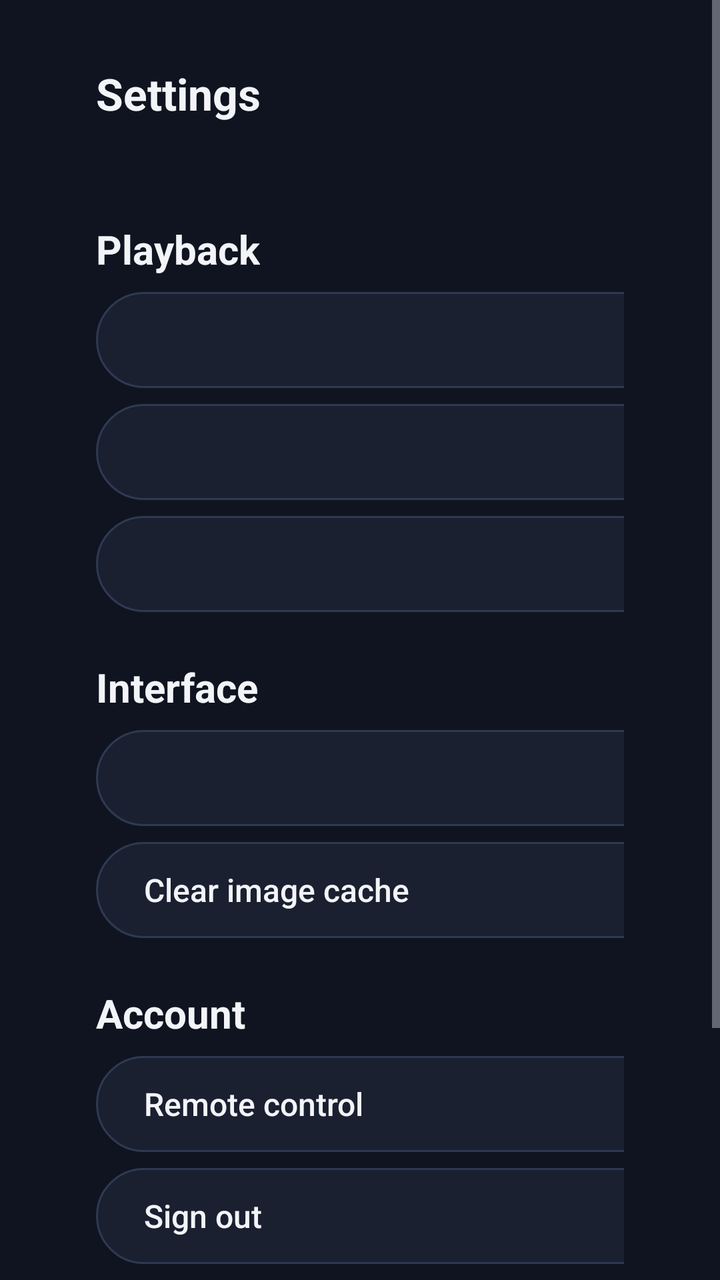
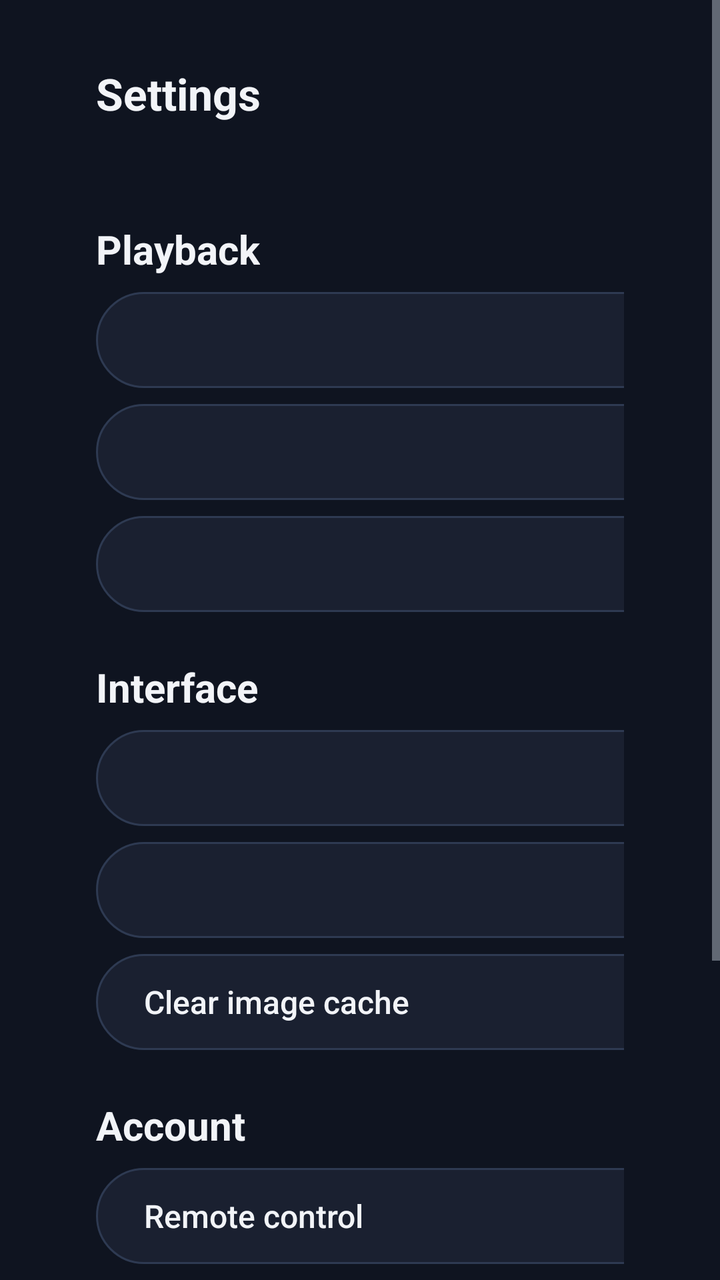

Before-and-after screenshots of an Android layout around one commit, followed by the original layout XML and the change that was made.
<!-- AndroidManifest.xml: application theme Theme.Firefin -->
<!-- res/layout/activity_settings.xml -->
<?xml version="1.0" encoding="utf-8"?>
<ScrollView xmlns:android="http://schemas.android.com/apk/res/android"
    android:layout_width="match_parent"
    android:layout_height="match_parent">

    <LinearLayout
        android:layout_width="match_parent"
        android:layout_height="wrap_content"
        android:orientation="vertical"
        android:paddingLeft="@dimen/page_margin"
        android:paddingTop="@dimen/space_xl"
        android:paddingRight="@dimen/page_margin"
        android:paddingBottom="@dimen/space_xl">

        <TextView
            style="@style/Firefin.Text.Heading"
            android:layout_width="wrap_content"
            android:layout_height="wrap_content"
            android:text="@string/settings" />

        <TextView
            android:id="@+id/accountInfo"
            style="@style/Firefin.Text.Label"
            android:layout_width="match_parent"
            android:layout_height="wrap_content"
            android:layout_marginTop="@dimen/space_xs" />

        <TextView
            style="@style/Firefin.Text.Subheading"
            android:layout_width="wrap_content"
            android:layout_height="wrap_content"
            android:layout_marginTop="@dimen/space_l"
            android:text="@string/section_playback" />

        <Button
            android:id="@+id/qualityButton"
            style="@style/Firefin.Button.Setting"
            android:layout_marginTop="@dimen/space_s" />

        <Button
            android:id="@+id/audioLanguageButton"
            style="@style/Firefin.Button.Setting" />

        <Button
            android:id="@+id/subtitleLanguageButton"
            style="@style/Firefin.Button.Setting" />

        <TextView
            style="@style/Firefin.Text.Subheading"
            android:layout_width="wrap_content"
            android:layout_height="wrap_content"
            android:layout_marginTop="@dimen/space_l"
            android:text="@string/section_interface" />

        <Button
            android:id="@+id/backdropsButton"
            style="@style/Firefin.Button.Setting"
            android:layout_marginTop="@dimen/space_s" />

        <Button
            android:id="@+id/clearCacheButton"
            style="@style/Firefin.Button.Setting"
            android:text="@string/clear_image_cache" />

        <TextView
            style="@style/Firefin.Text.Subheading"
            android:layout_width="wrap_content"
            android:layout_height="wrap_content"
            android:layout_marginTop="@dimen/space_l"
            android:text="@string/section_account" />

        <Button
            android:id="@+id/remoteButton"
            style="@style/Firefin.Button.Setting"
            android:layout_marginTop="@dimen/space_s"
            android:text="@string/remote_control" />

        <Button
            android:id="@+id/logoutButton"
            style="@style/Firefin.Button.Setting"
            android:text="@string/logout" />

        <TextView
            style="@style/Firefin.Text.Subheading"
            android:layout_width="wrap_content"
            android:layout_height="wrap_content"
            android:layout_marginTop="@dimen/space_l"
            android:text="@string/about" />

        <TextView
            android:id="@+id/aboutText"
            style="@style/Firefin.Text.Label"
            android:layout_width="match_parent"
            android:layout_height="wrap_content"
            android:layout_marginTop="@dimen/space_xs"
            android:maxWidth="720dp" />

        <Button
            android:id="@+id/developerGithubButton"
            style="@style/Firefin.Button.Setting"
            android:layout_marginTop="@dimen/space_s"
            android:text="@string/developer_github" />
    </LinearLayout>
</ScrollView>
<!-- resources referenced by this layout -->
<resources>
  <dimen name="page_margin">48dp</dimen>
  <dimen name="space_l">24dp</dimen>
  <dimen name="space_s">8dp</dimen>
  <dimen name="space_xl">32dp</dimen>
  <dimen name="space_xs">4dp</dimen>
  <string name="about">About Firefin</string>
  <string name="clear_image_cache">Clear image cache</string>
  <string name="developer_github">Developer · GitHub\ngithub.com/ZepiGit</string>
  <string name="logout">Sign out</string>
  <string name="remote_control">Remote control</string>
  <string name="section_account">Account</string>
  <string name="section_interface">Interface</string>
  <string name="section_playback">Playback</string>
  <string name="settings">Settings</string>
  <style name="Firefin.Button.Setting">
          <item name="android:layout_width">480dp</item>
          <item name="android:layout_height">wrap_content</item>
          <item name="android:layout_marginTop">@dimen/space_s</item>
          <item name="android:gravity">center_vertical|left</item>
      </style>
  <style name="Firefin.Text.Heading">
          <item name="android:textSize">@dimen/text_heading</item>
          <item name="android:textStyle">bold</item>
      </style>
  <style name="Firefin.Text.Label">
          <item name="android:textSize">@dimen/text_label</item>
          <item name="android:textColor">@color/text_secondary</item>
      </style>
  <style name="Firefin.Text.Subheading">
          <item name="android:textSize">@dimen/text_subheading</item>
          <item name="android:textStyle">bold</item>
      </style>
  <dimen name="text_heading">22sp</dimen>
  <dimen name="text_label">16sp</dimen>
  <color name="text_secondary">#AEB6C4</color>
  <dimen name="text_subheading">20sp</dimen>
  <color name="background">#0F1420</color>
  <color name="accent">#00A4DC</color>
  <color name="text_primary">#F2F4F8</color>
  <style name="Firefin.Text" parent="Widget.AppCompat.TextView">
          <item name="android:textColor">@color/text_primary</item>
          <item name="android:textSize">@dimen/text_body</item>
      </style>
  <dimen name="text_body">18sp</dimen>
  <dimen name="control_height">48dp</dimen>
  <!-- drawable input_background (drawable) -->
  <?xml version="1.0" encoding="utf-8"?>
  <selector xmlns:android="http://schemas.android.com/apk/res/android">
      <item android:state_focused="true"><shape><solid android:color="@color/surface_focus"/><stroke android:width="@dimen/focus_stroke" android:color="@color/accent"/><corners android:radius="@dimen/corner_radius"/></shape></item>
      <item><shape><solid android:color="@color/surface"/><stroke android:width="1dp" android:color="@color/outline"/><corners android:radius="@dimen/corner_radius"/></shape></item>
  </selector>
  <color name="text_muted">#7D8699</color>
  <dimen name="input_height">52dp</dimen>
  <dimen name="space_m">16dp</dimen>
  <color name="surface">#1A2030</color>
  <style name="Firefin.Button.Dialog" parent="Widget.AppCompat.Button.Borderless.Colored">
          <item name="android:textSize">@dimen/text_label</item>
          <item name="android:textAllCaps">false</item>
          <item name="android:textColor">@color/dialog_button_text</item>
          <item name="android:background">@drawable/dialog_button_background</item>
      </style>
  <color name="accent_dark">#007EA8</color>
  <color name="outline">#2E3A52</color>
  <color name="surface_focus">#243049</color>
  <dimen name="focus_stroke">3dp</dimen>
  <dimen name="corner_radius">6dp</dimen>
  <!-- drawable dialog_button_background (drawable) -->
  <?xml version="1.0" encoding="utf-8"?>
  <selector xmlns:android="http://schemas.android.com/apk/res/android">
      <item android:state_focused="true"><shape><solid android:color="@color/accent"/><corners android:radius="24dp"/></shape></item>
      <item><shape><solid android:color="@android:color/transparent"/><corners android:radius="24dp"/></shape></item>
  </selector>
  <!-- unchanged entries left out for length: 5 -->
</resources>

<!-- the commit's change to res/layout/activity_settings.xml (unified diff, before → after) -->
@@ -58,6 +58,10 @@
             android:layout_marginTop="@dimen/space_s" />
 
         <Button
+            android:id="@+id/homeOrderButton"
+            style="@style/Firefin.Button.Setting" />
+
+        <Button
             android:id="@+id/clearCacheButton"
             style="@style/Firefin.Button.Setting"
             android:text="@string/clear_image_cache" />
